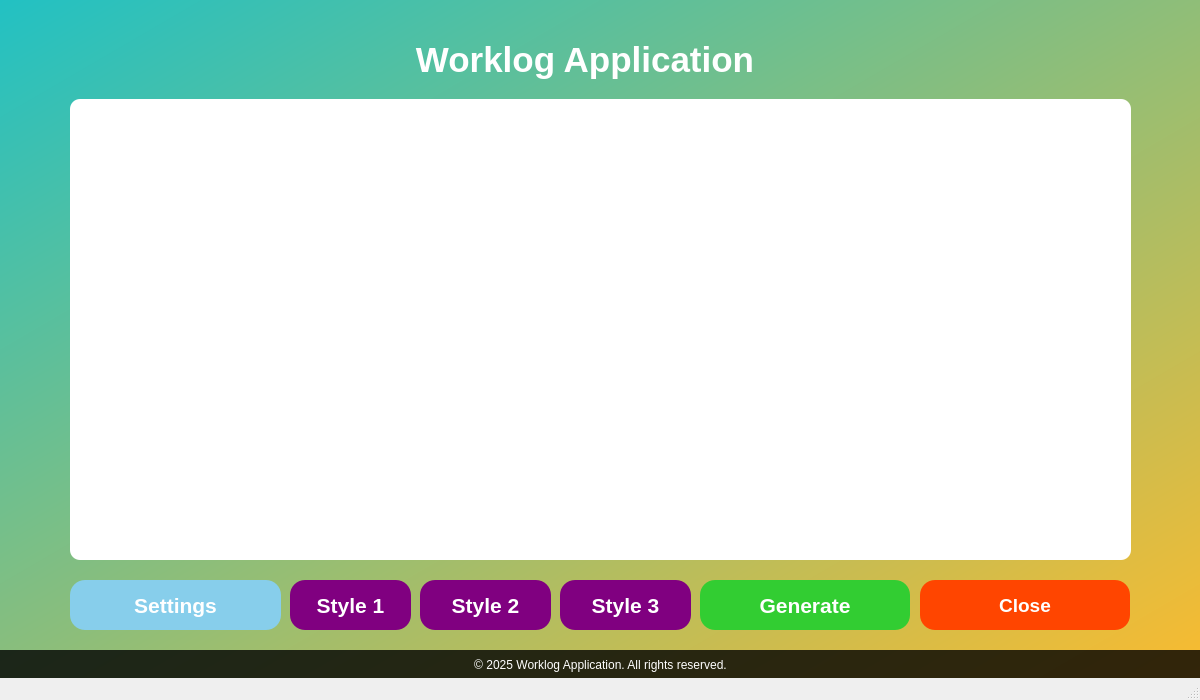
The window that worklog.ui (nakkasoft/das-worklog) describes before a commit, drawn with Qt 5.
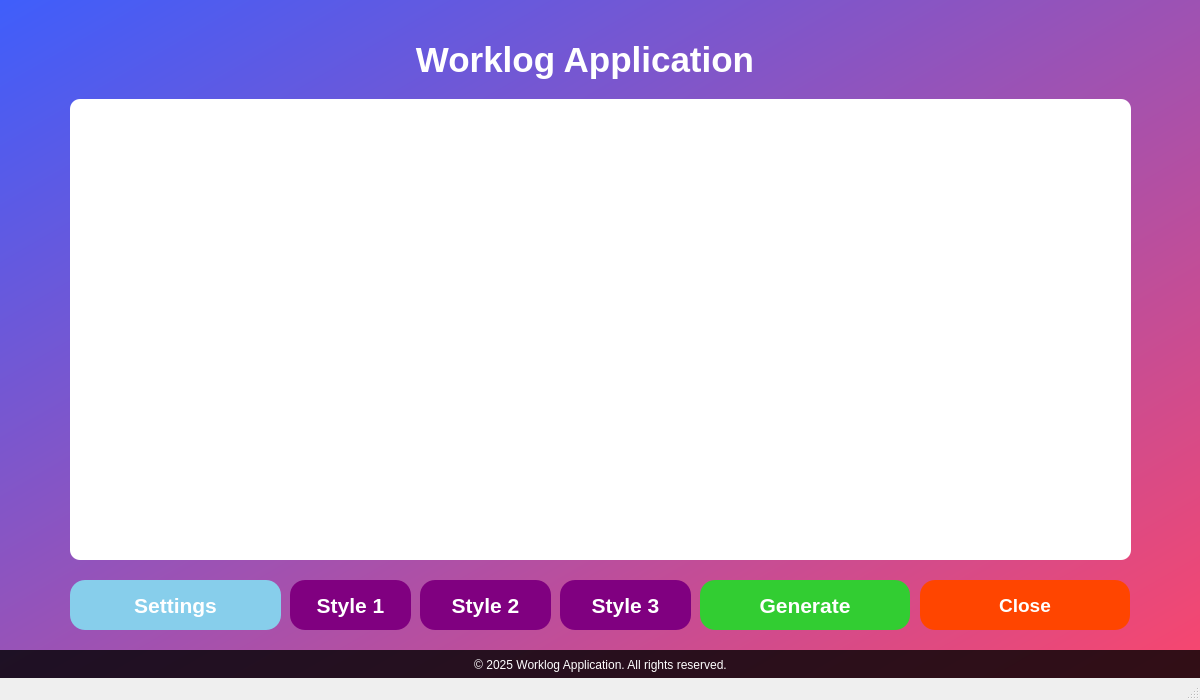
The same window after the commit. Icons and pictures are not drawn.

```diff
--- a/worklog.ui
+++ b/worklog.ui
@@ -37,7 +37,7 @@
     </property>
     <property name="styleSheet">
      <string notr="true">
-       background: qlineargradient(spread:pad, x1:0, y1:0, x2:1, y2:1, stop:0 rgba(34, 193, 195, 255), stop:1 rgba(253, 187, 45, 255));
+       background: qlineargradient(spread:pad, x1:0, y1:0, x2:1, y2:1, stop:0 rgba(63, 94, 251, 255), stop:1 rgba(252, 70, 107, 255));
      </string>
     </property>
     <property name="text">
```
